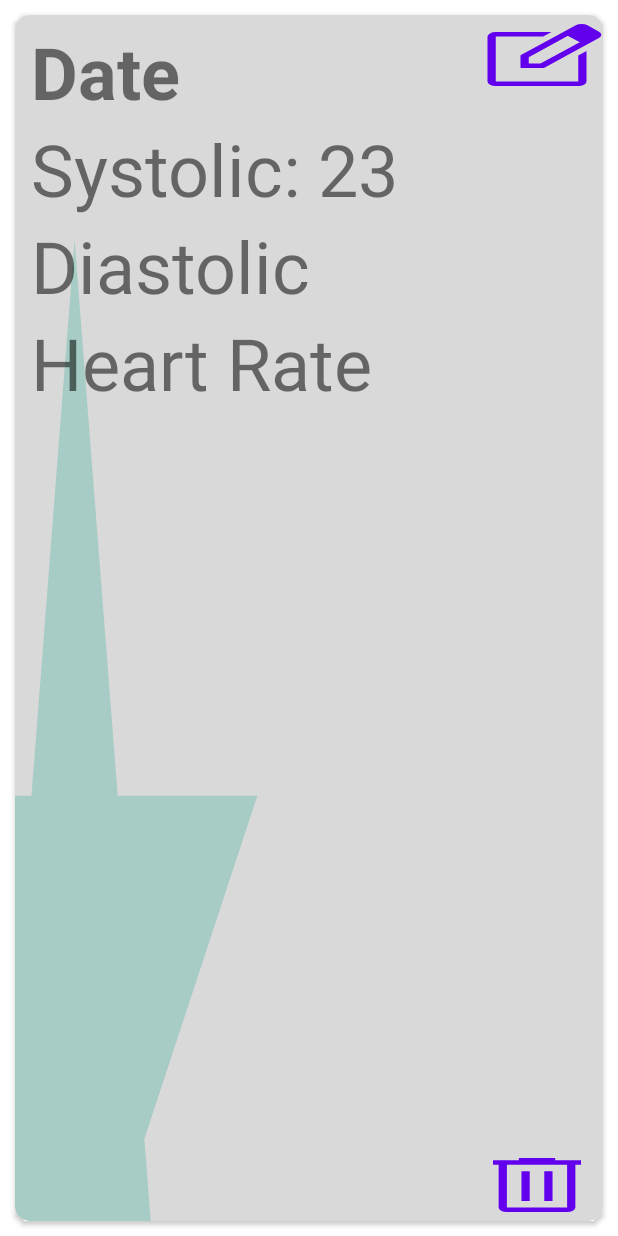
After one commit to rafi-am7/Cardiac-Recorder, an Android app: the layout content_cardview_home.xml on its own in the app's theme, with its tools: preview values and no code run, on a phone screen of 412 x 824 dp. The commit adds this screen. Run offline under Robolectric (Android 15) with nearby library versions, the phone set to English and light mode, and no system bars.

Commit message:
card design

```diff
--- a/app/src/main/AndroidManifest.xml
+++ b/app/src/main/AndroidManifest.xml
@@ -13,6 +13,9 @@
         android:supportsRtl="true"
         android:theme="@style/Theme.CardiacRecorder"
         tools:targetApi="31">
+        <activity
+            android:name=".CardViewActivity"
+            android:exported="false" />
         <activity
             android:name=".UpdateActivity"
             android:exported="false" />
--- /dev/null
+++ b/app/src/main/res/drawable/ic_cardview_background.xml
@@ -0,0 +1,9 @@
+<vector android:autoMirrored="true" android:height="150dp"
+    android:viewportHeight="150" android:viewportWidth="306"
+    android:width="306dp" xmlns:android="http://schemas.android.com/apk/res/android">
+    <path android:fillColor="#D9D9D9" android:pathData="M0,0H306V150H0V0Z"/>
+    <group>
+        <clip-path android:pathData="M0,0H242V150H0V0Z"/>
+        <path android:fillColor="#A7CCC5" android:pathData="M31,28L53.45,97.1H126.11L67.33,139.8L89.78,208.9L31,166.2L-27.78,208.9L-5.33,139.8L-64.11,97.1H8.55L31,28Z"/>
+    </group>
+</vector>
--- /dev/null
+++ b/app/src/main/res/drawable/ic_delete_48px.xml
@@ -0,0 +1,10 @@
+<vector xmlns:android="http://schemas.android.com/apk/res/android"
+    android:width="48dp"
+    android:height="48dp"
+    android:viewportWidth="48"
+    android:viewportHeight="48"
+    android:tint="?attr/colorControlNormal">
+  <path
+      android:fillColor="@android:color/white"
+      android:pathData="M13.05,42Q11.85,42 10.95,41.1Q10.05,40.2 10.05,39V10.5H8V7.5H17.4V6H30.6V7.5H40V10.5H37.95V39Q37.95,40.2 37.05,41.1Q36.15,42 34.95,42ZM34.95,10.5H13.05V39Q13.05,39 13.05,39Q13.05,39 13.05,39H34.95Q34.95,39 34.95,39Q34.95,39 34.95,39ZM18.35,34.7H21.35V14.75H18.35ZM26.65,34.7H29.65V14.75H26.65ZM13.05,10.5V39Q13.05,39 13.05,39Q13.05,39 13.05,39Q13.05,39 13.05,39Q13.05,39 13.05,39Z"/>
+</vector>
--- /dev/null
+++ b/app/src/main/res/drawable/ic_edit_48px.xml
@@ -0,0 +1,10 @@
+<vector xmlns:android="http://schemas.android.com/apk/res/android"
+    android:width="48dp"
+    android:height="48dp"
+    android:viewportWidth="48"
+    android:viewportHeight="48"
+    android:tint="?attr/colorControlNormal">
+  <path
+      android:fillColor="@android:color/white"
+      android:pathData="M9,47.4Q7.8,47.4 6.9,46.5Q6,45.6 6,44.4V14.4Q6,13.2 6.9,12.3Q7.8,11.4 9,11.4H29.25L26.25,14.4H9Q9,14.4 9,14.4Q9,14.4 9,14.4V44.4Q9,44.4 9,44.4Q9,44.4 9,44.4H39Q39,44.4 39,44.4Q39,44.4 39,44.4V27L42,24V44.4Q42,45.6 41.1,46.5Q40.2,47.4 39,47.4ZM24,29.4Q24,29.4 24,29.4Q24,29.4 24,29.4Q24,29.4 24,29.4Q24,29.4 24,29.4Q24,29.4 24,29.4Q24,29.4 24,29.4ZM33.1,11.8 L35.25,13.9 21,28.1V32.4H25.25L39.55,18.1L41.65,20.2L26.5,35.4H18V26.9ZM41.65,20.2 L33.1,11.8 38.1,6.8Q38.95,5.95 40.225,5.95Q41.5,5.95 42.35,6.85L46.55,11.1Q47.4,12 47.4,13.225Q47.4,14.45 46.5,15.3Z"/>
+</vector>
--- a/app/src/main/res/layout/activity_main.xml
+++ b/app/src/main/res/layout/activity_main.xml
@@ -4,7 +4,19 @@
     xmlns:tools="http://schemas.android.com/tools"
     android:layout_width="match_parent"
     android:layout_height="match_parent"
+    android:background="@drawable/screen_background"
     tools:context=".MainActivity">
+    <androidx.recyclerview.widget.RecyclerView
+        android:id="@+id/rvHotelRooms"
+        android:layout_width="match_parent"
+        android:layout_height="wrap_content"
+        android:layout_marginLeft="20dp"
+        android:layout_marginTop="15dp"
+        android:layout_marginRight="20dp"
+        android:layout_marginBottom="20dp"
+        android:orientation="vertical"
+        android:scrollbars="vertical" />
+
 
 
 </RelativeLayout>
--- /dev/null
+++ b/app/src/main/res/layout/content_cardview_home.xml
@@ -0,0 +1,76 @@
+<?xml version="1.0" encoding="utf-8"?>
+<RelativeLayout xmlns:android="http://schemas.android.com/apk/res/android"
+    android:layout_width="match_parent"
+    android:layout_height="match_parent"
+    xmlns:app="http://schemas.android.com/apk/res-auto">
+
+    <androidx.cardview.widget.CardView
+        android:id="@+id/llContainerCardView"
+        android:layout_width="match_parent"
+        android:layout_height="match_parent"
+        android:layout_margin="10dp"
+        app:cardCornerRadius="10dp">
+        <RelativeLayout
+            android:layout_width="match_parent"
+            android:background="@drawable/ic_cardview_background"
+            android:layout_height="match_parent">
+
+            <LinearLayout
+                android:layout_width="match_parent"
+                android:layout_height="match_parent"
+                android:orientation="vertical"
+                android:padding="5dp">
+
+                <TextView
+                    android:id="@+id/tvDate"
+                    android:layout_width="match_parent"
+                    android:layout_height="wrap_content"
+                    android:layout_marginLeft="5dp"
+                    android:text="Date"
+                    android:textSize="48sp"
+                    android:textStyle="bold"
+                    app:autoSizeTextType="uniform" />
+
+                <TextView
+                    android:id="@+id/tvSystolic"
+                    android:layout_width="match_parent"
+                    android:layout_height="wrap_content"
+                    android:layout_marginLeft="5dp"
+                    android:text="Systolic: 23"
+                    android:textSize="48sp"
+                    app:autoSizeTextType="uniform" />
+
+                <TextView
+                    android:id="@+id/tvDiastolic"
+                    android:layout_width="match_parent"
+                    android:layout_height="wrap_content"
+                    android:layout_marginLeft="5dp"
+                    android:text="Diastolic"
+                    android:textSize="48sp"
+                    app:autoSizeTextType="uniform" />
+
+                <TextView
+                    android:id="@+id/tvHeartRate"
+                    android:layout_width="match_parent"
+                    android:layout_height="wrap_content"
+                    android:layout_marginLeft="5dp"
+                    android:text="Heart Rate"
+                    android:textSize="48sp"
+                    app:autoSizeTextType="uniform" />
+
+            </LinearLayout>
+        <Button
+            android:layout_width="wrap_content"
+            android:layout_height="wrap_content"
+            android:background="@drawable/ic_edit_48px"
+            android:layout_alignParentRight="true"/>
+            <Button
+                android:layout_width="wrap_content"
+                android:layout_height="wrap_content"
+                android:background="@drawable/ic_delete_48px"
+                android:layout_alignParentBottom="true"
+                android:layout_alignParentRight="true"/>
+        </RelativeLayout>
+
+    </androidx.cardview.widget.CardView>
+</RelativeLayout>
```
